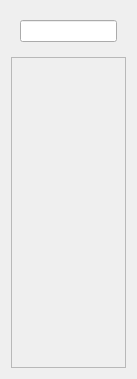
Old version of the form menu/currencymenu.ui in the repository CaoNguyenHcmus/Qt_bitfinex.
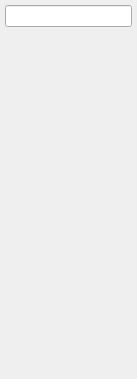
New version of the form.

Commit message: Menu currency basic

What changed in the file:
```diff
--- a/menu/currencymenu.ui
+++ b/menu/currencymenu.ui
@@ -10,21 +10,61 @@
     <height>379</height>
    </rect>
   </property>
-  <property name="windowTitle">
-   <string>Form</string>
-  </property>
-  <layout class="QVBoxLayout" name="verticalLayout_2">
+  <layout class="QVBoxLayout" name="mainLayout">
+   <property name="spacing">
+    <number>0</number>
+   </property>
+   <property name="leftMargin">
+    <number>1</number>
+   </property>
+   <property name="topMargin">
+    <number>1</number>
+   </property>
+   <property name="rightMargin">
+    <number>1</number>
+   </property>
+   <property name="bottomMargin">
+    <number>1</number>
+   </property>
    <item>
     <widget class="QWidget" name="filterWidget" native="true">
-     <layout class="QVBoxLayout" name="verticalLayout">
+     <property name="autoFillBackground">
+      <bool>true</bool>
+     </property>
+     <layout class="QVBoxLayout" name="filterLayout">
+      <property name="spacing">
+       <number>0</number>
+      </property>
+      <property name="leftMargin">
+       <number>4</number>
+      </property>
+      <property name="topMargin">
+       <number>4</number>
+      </property>
+      <property name="rightMargin">
+       <number>4</number>
+      </property>
+      <property name="bottomMargin">
+       <number>4</number>
+      </property>
       <item>
-       <widget class="QLineEdit" name="filterLine"/>
+       <widget class="QLineEdit" name="filterLine">
+        <property name="maxLength">
+         <number>20</number>
+        </property>
+       </widget>
       </item>
      </layout>
     </widget>
    </item>
    <item>
     <widget class="QScrollArea" name="scrollArea">
+     <property name="frameShape">
+      <enum>QFrame::NoFrame</enum>
+     </property>
+     <property name="horizontalScrollBarPolicy">
+      <enum>Qt::ScrollBarAlwaysOff</enum>
+     </property>
      <property name="widgetResizable">
       <bool>true</bool>
      </property>
@@ -33,10 +73,27 @@
        <rect>
         <x>0</x>
         <y>0</y>
-        <width>117</width>
-        <height>308</height>
+        <width>135</width>
+        <height>342</height>
        </rect>
       </property>
+      <layout class="QVBoxLayout" name="currencyLayout">
+       <property name="spacing">
+        <number>0</number>
+       </property>
+       <property name="leftMargin">
+        <number>0</number>
+       </property>
+       <property name="topMargin">
+        <number>0</number>
+       </property>
+       <property name="rightMargin">
+        <number>0</number>
+       </property>
+       <property name="bottomMargin">
+        <number>0</number>
+       </property>
+      </layout>
      </widget>
     </widget>
    </item>
```
The commit also changes 6 other files.
